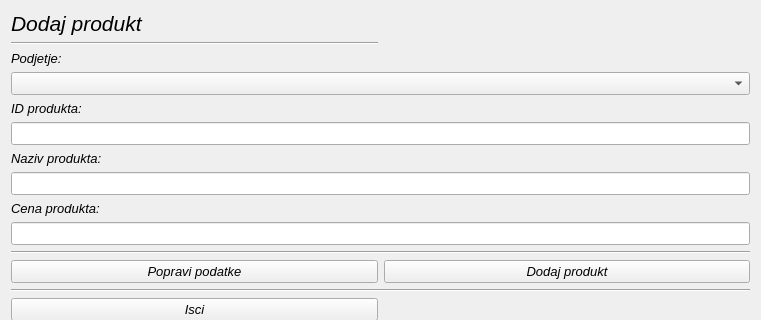
Old version of the form dodajprodukt.ui in the repository MaxMaxy/racun; both pictures show x 0 to 761 and y 0 to 320 of the 761 by 671 pixel window.
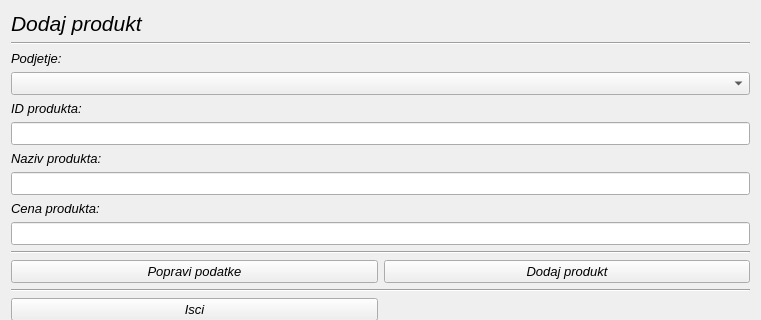
New version of the form.

```diff
--- a/dodajprodukt.ui
+++ b/dodajprodukt.ui
@@ -21,19 +21,6 @@
    <string>Dialog</string>
   </property>
   <layout class="QGridLayout" name="gridLayout">
-   <item row="1" column="0">
-    <widget class="Line" name="line">
-     <property name="font">
-      <font>
-       <family>MS Sans Serif</family>
-       <italic>true</italic>
-      </font>
-     </property>
-     <property name="orientation">
-      <enum>Qt::Horizontal</enum>
-     </property>
-    </widget>
-   </item>
    <item row="24" column="1">
     <widget class="QPushButton" name="pushButton">
      <property name="font">
@@ -356,6 +343,19 @@
      </property>
     </widget>
    </item>
+   <item row="1" column="0" colspan="2">
+    <widget class="Line" name="line">
+     <property name="font">
+      <font>
+       <family>MS Sans Serif</family>
+       <italic>true</italic>
+      </font>
+     </property>
+     <property name="orientation">
+      <enum>Qt::Horizontal</enum>
+     </property>
+    </widget>
+   </item>
   </layout>
  </widget>
  <tabstops>
```
Left out of the diff: 4 changed lines with no effect on the pictures.
